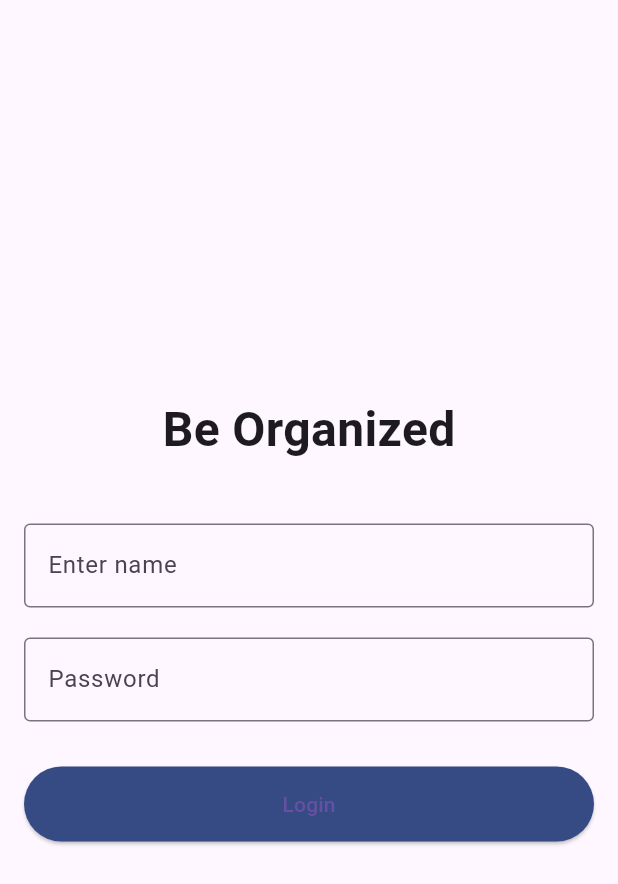
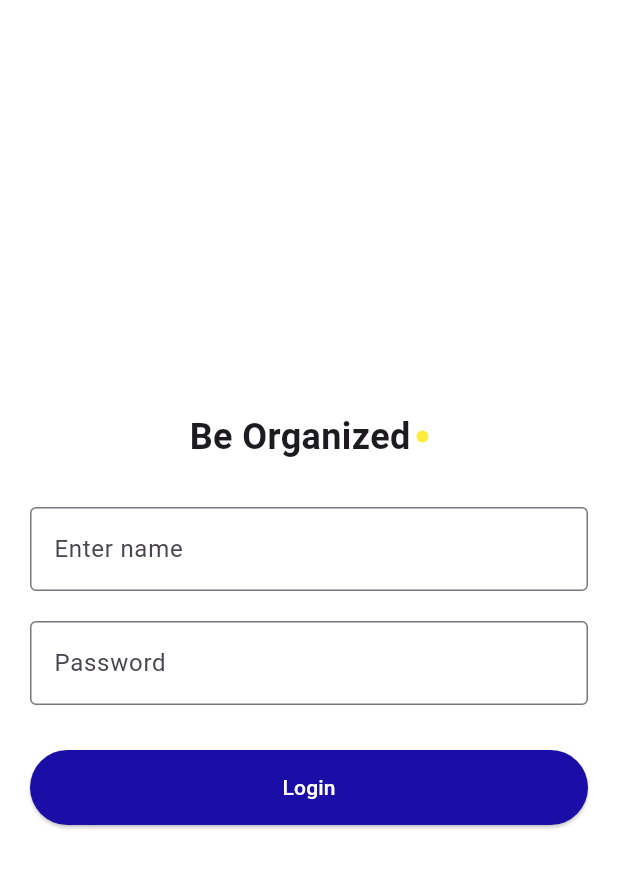
Before and after one commit to Nehasharafu/TODO-app-, a Flutter app: the screen it shows after launch, on a phone screen of 412 x 824 dp. Shown: the top 884 px of the screen. Run offline on Flutter 3.47's test engine with Material 3 defaults, Android fonts, the phone set to English and light mode, and no system bars; our stand-ins replace shared_preferences.

```diff
--- a/lib/login.dart
+++ /dev/null
@@ -1,54 +0,0 @@
-import 'package:flutter/material.dart';
-import 'package:todo_app_demo/homescreen.dart';
-
-class LoginScreen extends StatelessWidget {
-  @override
-  Widget build(BuildContext context) {
-    return Scaffold(
-      body: Padding(
-        padding: const EdgeInsets.symmetric(horizontal: 16.0),
-        child: Column(
-          mainAxisAlignment: MainAxisAlignment.center,
-          children: [
-            Text(
-              'Be Organized',
-              style: TextStyle(
-                fontSize: 32,
-                fontWeight: FontWeight.bold,
-              ),
-            ),
-            SizedBox(height: 40),
-            TextField(
-              decoration: InputDecoration(
-                labelText: 'Enter name',
-                border: OutlineInputBorder(),
-              ),
-            ),
-            SizedBox(height: 20),
-            TextField(
-              decoration: InputDecoration(
-                labelText: 'Password',
-                border: OutlineInputBorder(),
-              ),
-              obscureText: true,
-            ),
-            SizedBox(height: 30),
-            ElevatedButton(
-              onPressed: () {
-                Navigator.push(
-                  context,
-                  MaterialPageRoute(builder: (context) => HomePage()),
-                );
-              },
-              style: ElevatedButton.styleFrom(
-                backgroundColor: Color(0xFF364A84), // Dark blue color for the button
-                minimumSize: Size(double.infinity, 50), // Full width button
-              ),
-              child: Text('Login'),
-            ),
-          ],
-        ),
-      ),
-    );
-  }
-}
--- /dev/null
+++ b/lib/login_page.dart
@@ -0,0 +1,89 @@
+import 'package:flutter/material.dart';
+import 'package:shared_preferences/shared_preferences.dart';
+import 'home_page.dart';
+
+class LoginPage extends StatefulWidget {
+  @override
+  _LoginPageState createState() => _LoginPageState();
+}
+
+class _LoginPageState extends State<LoginPage> {
+  final TextEditingController _nameController = TextEditingController();
+  final TextEditingController _passwordController = TextEditingController();
+
+  Future<void> _login() async {
+    SharedPreferences prefs = await SharedPreferences.getInstance();
+    prefs.setBool('isLoggedIn', true);
+    prefs.setString('username', _nameController.text);
+
+    Navigator.pushReplacement(
+      context,
+      MaterialPageRoute(builder: (context) => HomePage()),
+    );
+  }
+
+  @override
+  Widget build(BuildContext context) {
+    return Scaffold(
+      backgroundColor: Colors.white,
+      body: Padding(
+        padding: EdgeInsets.all(20),
+        child: Column(
+          mainAxisAlignment: MainAxisAlignment.center,
+          crossAxisAlignment: CrossAxisAlignment.stretch,
+          children: [
+            Row(
+              mainAxisAlignment: MainAxisAlignment.center,
+              children: [
+                Text(
+                  'Be Organized',
+                  textAlign: TextAlign.center,
+                  style: TextStyle(
+                    fontSize: 24,
+                    fontWeight: FontWeight.bold,
+                  ),
+                ),
+                SizedBox(width: 4),
+                Container(
+                  width: 8,
+                  height: 8,
+                  decoration: BoxDecoration(
+                    color: Colors.yellow,
+                    shape: BoxShape.circle,
+                  ),
+                ),
+              ],
+            ),
+            SizedBox(height: 30),
+            TextField(
+              controller: _nameController,
+              decoration: InputDecoration(
+                labelText: 'Enter name',
+                border: OutlineInputBorder(),
+              ),
+            ),
+            SizedBox(height: 20),
+            TextField(
+              controller: _passwordController,
+              decoration: InputDecoration(
+                labelText: 'Password',
+                border: OutlineInputBorder(),
+              ),
+              obscureText: true,
+            ),
+            SizedBox(height: 30),
+            ElevatedButton(
+              onPressed: _login,
+              style: ElevatedButton.styleFrom(
+    foregroundColor: Colors.white, backgroundColor: Color.fromARGB(255, 26, 14, 166),  // Change the text color to blue
+    padding: EdgeInsets.symmetric(vertical: 15),
+  ),
+  child: Text('Login'),
+),
+            ]),
+      ),
+
+
+    );
+  }
+}
```
Also changed, not shown: lib/add_task.dart (added, +85 -0 lines), lib/home_page.dart (added, +92 -0 lines), lib/homescreen.dart (deleted, +0 -16 lines), lib/main.dart (+46 -17 lines).
